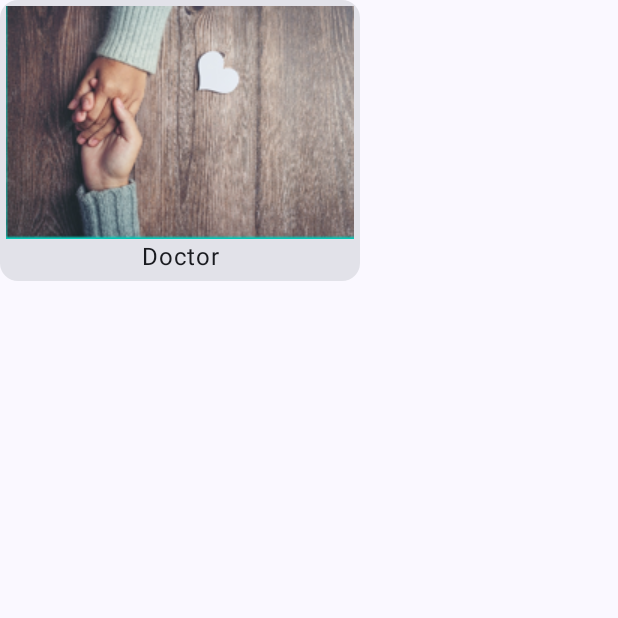
After one commit to NancyN00/SaveTogether, an Android app built with Jetpack Compose: the composable WhatCardContent shown on its own in the app's theme, on a phone screen of 412 x 824 dp, the top half of it. The commit adds this screen. Run offline under Robolectric (Android 15) with nearby library versions, the phone set to English and light mode, and no system bars.

Commit message:
home screen ui added

```diff
--- /dev/null
+++ b/app/src/main/java/com/example/savetogether/components/homecomponents/WhatCardContent.kt
@@ -0,0 +1,39 @@
+package com.example.savetogether.components.homecomponents
+
+import androidx.compose.foundation.Image
+import androidx.compose.foundation.layout.Column
+import androidx.compose.foundation.layout.Row
+import androidx.compose.foundation.layout.padding
+import androidx.compose.material3.Card
+import androidx.compose.material3.Text
+import androidx.compose.runtime.Composable
+import androidx.compose.ui.Alignment
+import androidx.compose.ui.Modifier
+import androidx.compose.ui.res.painterResource
+import androidx.compose.ui.text.style.TextAlign
+import androidx.compose.ui.tooling.preview.Preview
+import androidx.compose.ui.unit.dp
+import com.example.savetogether.R
+
+@Composable
+fun WhatCardContent(){
+
+       Card (){
+           Column (
+               modifier = Modifier.padding(4.dp),
+               horizontalAlignment = Alignment.CenterHorizontally
+           ){
+               Image(painter = painterResource(id = R.drawable.love), contentDescription = "")
+               Text(text = "Doctor",
+                     textAlign = TextAlign.Center
+                   )
+
+           }
+       }
+}
+
+@Preview
+@Composable
+fun WhatCardContentPreview(){
+    WhatCardContent()
+}
--- a/app/src/main/res/values/strings.xml
+++ b/app/src/main/res/values/strings.xml
@@ -20,4 +20,5 @@
     <string name="login_to_app">Login to app</string>
     <string name="if_you_already_have_an_account">If you already have an account,</string>
     <string name="your_email_or_username">Your Email or Username</string>
+    <string name="daily_report">Daily Report</string>
 </resources>
```
Also changed, not shown: app/src/main/java/com/example/savetogether/components/homecomponents/QuoteContent.kt (+50 -3 lines), app/src/main/java/com/example/savetogether/components/homecomponents/RowBtnQuickConsult.kt (+43 -0 lines).
